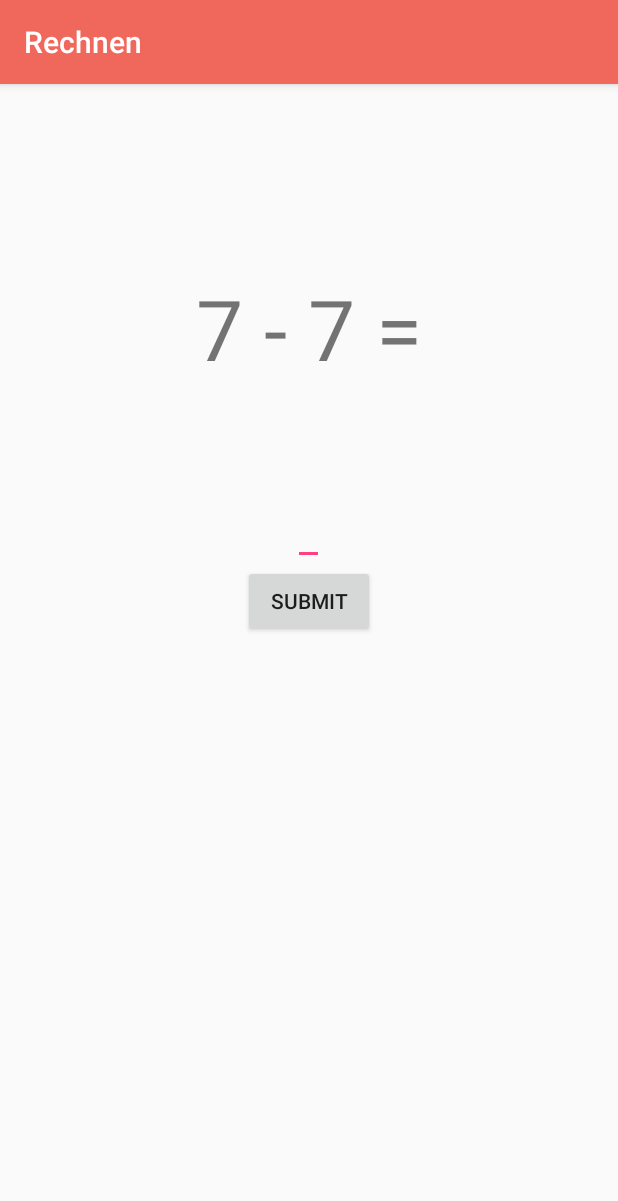
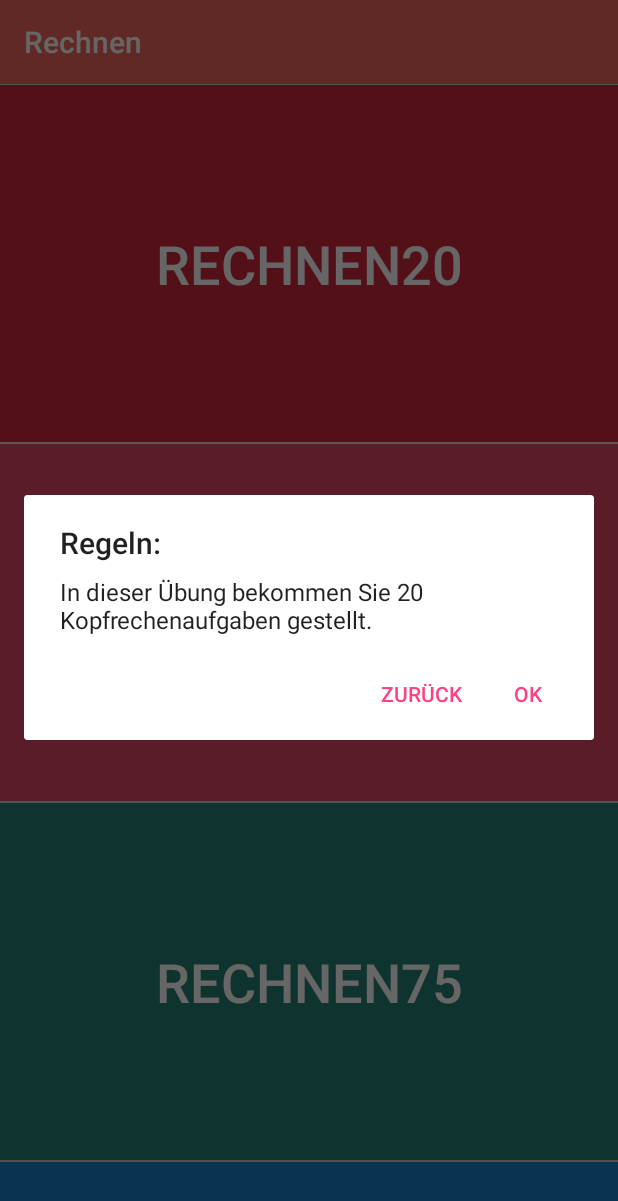
Before and after one commit to StefanSator/zapp-brealth, an Android app: the RechnenTaskMenu screen opened directly, with no data from a screen before it, after a tap on "RECHNEN20", on a phone screen of 412 x 824 dp. Shown: the top 1201 px of the screen. Run offline under Robolectric (Android 15) with nearby library versions, the phone set to English and light mode, and no system bars.

Commit message:
Dialogs in RechenTaskMenu implemented

```diff
--- a/app/src/main/java/com/example/stefansator/brealth/RechnenTaskMenu.java
+++ b/app/src/main/java/com/example/stefansator/brealth/RechnenTaskMenu.java
@@ -1,48 +1,91 @@
 package com.example.stefansator.brealth;
 
+import android.app.AlertDialog;
+import android.content.DialogInterface;
 import android.content.Intent;
 import android.os.Bundle;
 import android.support.v7.app.AppCompatActivity;
 import android.view.View;
+import android.widget.Toast;
 
 /**
  * Created by stefansator on 05.05.18.
  */
 
 public class RechnenTaskMenu extends AppCompatActivity {
+    private AlertDialog alert;
+    private AlertDialog.Builder dlgBuilder;
 
     protected void onCreate(Bundle savedInstanceState) {
         super.onCreate(savedInstanceState);
         setContentView(R.layout.activity_rechnentaskmenu);
     }
 
-    public void gotoRechnen20(View view) {
+    public void gotoRechnen(View view) {
+        createInformationDialog(view);
+    }
+
+    private void createInformationDialog(final View view) {
+        dlgBuilder = new AlertDialog.Builder(RechnenTaskMenu.this);
+        dlgBuilder.setTitle("Regeln: ");
+        setRulesInDialog(view);
+        dlgBuilder.setCancelable(false);
+        dlgBuilder.setPositiveButton("Ok", new DialogInterface.OnClickListener() {
+            @Override
+            public void onClick(DialogInterface dialog, int which) {
+                Toast rightToast = Toast.makeText(getApplicationContext(), "Viel Spaß!", Toast.LENGTH_SHORT);
+                rightToast.show();
+                startBrainTask(view);
+            }
+        });
+
+        dlgBuilder.setNegativeButton("Zurück", new DialogInterface.OnClickListener() {
+            @Override
+            public void onClick(DialogInterface dialog, int which) {
+                Toast falseToast = Toast.makeText(getApplicationContext(), "OK!", Toast.LENGTH_SHORT);
+                falseToast.show();
+            }
+        });
+
+        alert = dlgBuilder.create();
+        alert.show();
+    }
+
+    private void setRulesInDialog(View view) {
+        if (findViewById(R.id.rechnentask_button1) == view) {
+            dlgBuilder.setMessage("In dieser Übung bekommen Sie 20 Kopfrechenaufgaben gestellt.");
+        } else if (findViewById(R.id.rechnentask_button2) == view) {
+            dlgBuilder.setMessage("In dieser Übung bekommen Sie 50 Kopfrechenaufgaben gestellt.");
+        } else if (findViewById(R.id.rechnentask_button3) == view) {
+            dlgBuilder.setMessage("In dieser Übung bekommen Sie 75 Kopfrechenaufgaben gestellt.");
+        } else if (findViewById(R.id.rechnentask_button4) == view) {
+            dlgBuilder.setMessage("In dieser Übung bekommen Sie 100 Kopfrechenaufgaben gestellt.");
+        } else {
+            dlgBuilder.setMessage("In dieser Übung bekommen Sie 200 Kopfrechenaufgaben gestellt.");
+        }
+    }
+
+    private void startBrainTask(View view) {
+        if (findViewById(R.id.rechnentask_button1) == view) {
             Intent rechnen20Intent = new Intent(RechnenTaskMenu.this, RechnenTask.class);
             rechnen20Intent.putExtra("limit", 20);
             RechnenTaskMenu.this.startActivity(rechnen20Intent);
-    }
-
-    public void gotoRechnen50(View view) {
+        } else if (findViewById(R.id.rechnentask_button2) == view) {
             Intent rechnen50Intent = new Intent(RechnenTaskMenu.this, RechnenTask.class);
             rechnen50Intent.putExtra("limit", 50);
             RechnenTaskMenu.this.startActivity(rechnen50Intent);
-    }
-
-    public void gotoRechnen75(View view) {
+        } else if (findViewById(R.id.rechnentask_button3) == view) {
             Intent rechnen75Intent = new Intent(RechnenTaskMenu.this, RechnenTask.class);
             rechnen75Intent.putExtra("limit", 75);
             RechnenTaskMenu.this.startActivity(rechnen75Intent);
-    }
-
-    public void gotoRechnen100(View view) {
+        } else if (findViewById(R.id.rechnentask_button4) == view) {
             Intent rechnen100Intent = new Intent(RechnenTaskMenu.this, RechnenTask.class);
             rechnen100Intent.putExtra("limit", 100);
             RechnenTaskMenu.this.startActivity(rechnen100Intent);
-    }
-
-    public void gotoRechnen200(View view) {
+        } else {
             Intent rechnen200Intent = new Intent(RechnenTaskMenu.this, RechnenTask.class);
             rechnen200Intent.putExtra("limit", 200);
             RechnenTaskMenu.this.startActivity(rechnen200Intent);
         }
     }
+}
--- a/app/src/main/res/layout/activity_rechnentaskmenu.xml
+++ b/app/src/main/res/layout/activity_rechnentaskmenu.xml
@@ -27,7 +27,7 @@
                 android:layout_marginRight="-5dp"
                 android:layout_marginTop="-5dp"
                 android:backgroundTint="@color/neonred"
-                android:onClick="gotoRechnen20"
+                android:onClick="gotoRechnen"
                 android:padding="0dp"
                 android:text="@string/rechnentask_button1"
                 android:textSize="@dimen/textsize_rechnentaskbuttons" />
@@ -43,7 +43,7 @@
                 android:layout_marginTop="-5dp"
                 android:backgroundTint="@color/brightred"
                 android:padding="0dp"
-                android:onClick="gotoRechnen50"
+                android:onClick="gotoRechnen"
                 android:text="@string/rechnentask_button2"
                 android:textSize="@dimen/textsize_rechnentaskbuttons" />
 
@@ -58,7 +58,7 @@
                 android:layout_marginTop="-5dp"
                 android:backgroundTint="@color/bluegreen"
                 android:padding="0dp"
-                android:onClick="gotoRechnen75"
+                android:onClick="gotoRechnen"
                 android:text="@string/rechnentask_button3"
                 android:textSize="@dimen/textsize_rechnentaskbuttons" />
 
@@ -73,7 +73,7 @@
                 android:layout_marginTop="-5dp"
                 android:backgroundTint="@color/blue"
                 android:padding="0dp"
-                android:onClick="gotoRechnen100"
+                android:onClick="gotoRechnen"
                 android:text="@string/rechnentask_button4"
                 android:textSize="@dimen/textsize_rechnentaskbuttons" />
 
@@ -88,7 +88,7 @@
                 android:layout_marginTop="-5dp"
                 android:backgroundTint="@color/darkblue"
                 android:padding="0dp"
-                android:onClick="gotoRechnen200"
+                android:onClick="gotoRechnen"
                 android:text="@string/rechnentask_button5"
                 android:textSize="@dimen/textsize_rechnentaskbuttons" />
 
```
Lines whose indentation alone changed are shown as unchanged.
